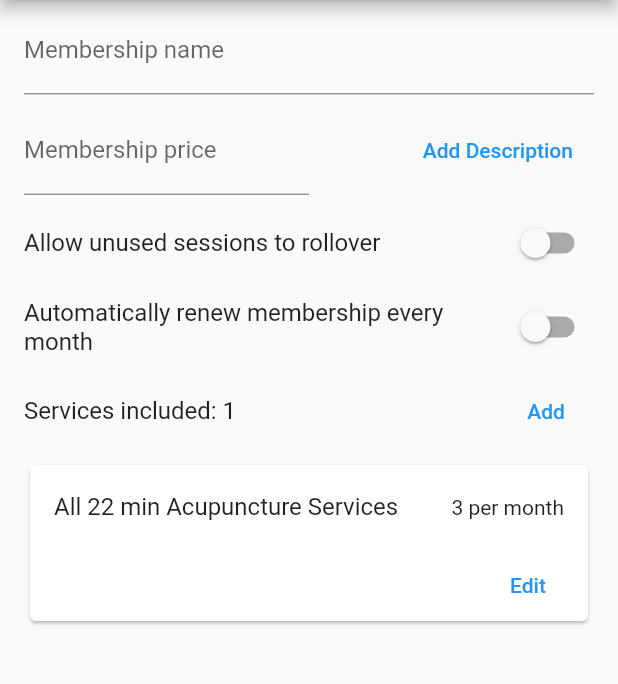
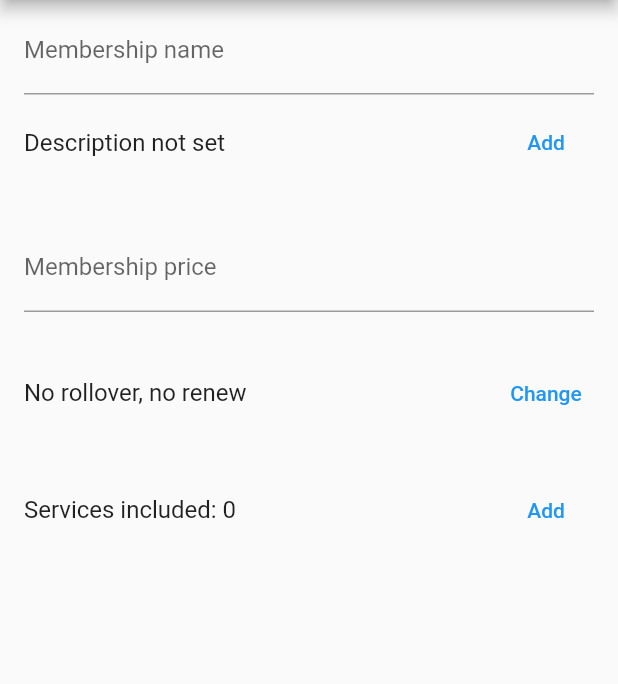
Before and after one commit to duzenko/msgbkeval, a Flutter app: the CreateMembershipWidget screen opened directly, on a phone screen of 412 x 824 dp, the part 84-768 px from its top. Run offline on Flutter 3.47's test engine with Material 2 defaults, Android fonts, the phone set to English and light mode, and no system bars.

Commit message:
rollover/renew dialog, mambership model

```diff
--- a/lib/create_membership.dart
+++ b/lib/create_membership.dart
@@ -1,4 +1,6 @@
 import 'package:flutter/material.dart';
+import 'package:msgbkeval/membership_model.dart';
+import 'package:msgbkeval/rollover_dialog.dart';
 
 import 'widgets.dart';
 
@@ -10,10 +12,7 @@ class CreateMembershipWidget extends StatefulWidget {
 }
 
 class _CreateMembershipWidgetState extends State<CreateMembershipWidget> {
-  String? description;
-  bool allowRollover = false;
-  bool autoRenew = false;
-  List included = [1];
+  final model = MembershipModel();
 
   @override
   Widget build(BuildContext context) {
@@ -30,8 +29,7 @@ class _CreateMembershipWidgetState extends State<CreateMembershipWidget> {
           ),
         ],
       ),
-      body: Column(
-        crossAxisAlignment: CrossAxisAlignment.start,
+      body: ListView(
         children: [
           const ListTile(
             title: TextField(
@@ -40,22 +38,7 @@ class _CreateMembershipWidgetState extends State<CreateMembershipWidget> {
               ),
             ),
           ),
-          Row(
-            children: [
-              MoneyInput(),
-              const Spacer(),
-              if (description == null)
-                Container(
-                  alignment: Alignment.topRight,
-                  margin: const EdgeInsets.symmetric(horizontal: 22),
-                  child: TextButton(
-                    onPressed: tapAddDescription,
-                    child: const Text('Add Description'),
-                  ),
-                ),
-            ],
-          ),
-          if (description != null)
+          if (model.description != null)
             const ListTile(
               title: TextField(
                 decoration: InputDecoration(
@@ -63,106 +46,79 @@ class _CreateMembershipWidgetState extends State<CreateMembershipWidget> {
                 ),
                 maxLines: 3,
               ),
-            ),
-          SwitchListTile(
-            value: allowRollover,
-            onChanged: allowRolloverChanged,
-            title: const Text('Allow unused sessions to rollover'),
-          ),
-          if (allowRollover)
+            )
+          else
             ListTile(
-              title: const Text('Rollover duration in months'),
-              trailing: DropdownButton(
-                value: '1',
-                items: ['1', '2', '3', '6', '12']
-                    .map(
-                      (e) => DropdownMenuItem(
-                        value: e,
-                        child: Text(e),
-                      ),
-                    )
-                    .toList(),
-                onChanged: rolloverMonthsChanged,
+              title: const Text('Description not set'),
+              trailing: TextButton(
+                onPressed: tapAddDescription,
+                child: const Text('Add'),
               ),
             ),
-          SwitchListTile(
-            value: autoRenew,
-            onChanged: autoRenewChanged,
-            title: const Text('Automatically renew membership every month'),
+          Container(height: 22),
+          MoneyInput(),
+          Container(height: 22),
+          ListTile(
+            title: Text(model.rolloverRenewText),
+            trailing: TextButton(
+              onPressed: tapEditRollover,
+              child: const Text('Change'),
+            ),
           ),
-          if (autoRenew)
-            const ListTile(
-              title: Text('Auto renewing duration cap'),
-              trailing: SizedBox(
-                width: 44,
-                child: TextField(),
-              ),
-            ),
+          Container(height: 22),
           ListTile(
-            title: Text('Services included: ${included.length}'),
+            title: Text('Services included: ${model.included.length}'),
             trailing: TextButton(
               onPressed: tapAddIncluded,
               child: const Text('Add'),
             ),
           ),
-          ...included
-              .map(
-                (e) => ListTile(
-                  title: Card(
-                    child: Column(
-                      children: [
-                        const ListTile(
-                          title: Text('All 22 min Acupuncture Services'),
-                          trailing: Text('3 per month'),
-                        ),
-                        Row(
-                          mainAxisAlignment: MainAxisAlignment.end,
-                          children: <Widget>[
-                            TextButton(
-                              onPressed: tapEditGroup,
-                              child: const Text('Edit'),
-                            ),
-                            const SizedBox(width: 8),
-                          ],
-                        ),
-                      ],
-                    ),
-                  ),
-                ),
-              )
-              .toList(),
+          ...model.included.map(buildIncluded).toList(),
         ],
       ),
     );
   }
 
-  void allowRolloverChanged(bool value) {
-    setState(() {
-      allowRollover = value;
-    });
-  }
-
   void tapAddDescription() {
     setState(() {
-      description = '';
-    });
-  }
-
-  void rolloverMonthsChanged(value) {}
-
-  void autoRenewChanged(bool value) {
-    setState(() {
-      autoRenew = value;
+      model.description = '';
     });
   }
 
   void tapAddIncluded() {
     setState(() {
-      included.add(1);
+      model.included.add(1);
     });
   }
 
   void tapEditGroup() {}
 
   void tapSave() {}
+
+  Future<void> tapEditRollover() async {
+    await showDialog(
+      context: context,
+      builder: (c) => MembershipRolloverWidget(model),
+    );
+    setState(() {});
+  }
+
+  buildIncluded(e) {
+    return ListTile(
+      title: Card(
+        child: Column(
+          children: [
+            ListTile(
+              title: const Text('3 per month'),
+              subtitle: const Text('All 22 min Acupuncture Services'),
+              trailing: TextButton(
+                onPressed: tapEditGroup,
+                child: const Text('Edit'),
+              ),
+            ),
+          ],
+        ),
+      ),
+    );
+  }
 }
--- /dev/null
+++ b/lib/membership_model.dart
@@ -0,0 +1,15 @@
+class MembershipModel {
+  String? description;
+  bool allowRollover = false;
+  num rolloverMonths = 1;
+  bool autoRenew = false;
+  num renewMonths = 1;
+  List included = [];
+
+  get rolloverRenewText {
+    final rollover =
+        allowRollover ? 'Rollover for $rolloverMonths month(s)' : 'No rollover';
+    final renew = autoRenew ? 'renew for $renewMonths month(s)' : 'no renew';
+    return '$rollover, $renew';
+  }
+}
```
Also changed, not shown: lib/rollover_dialog.dart (added, +91 -0 lines).
